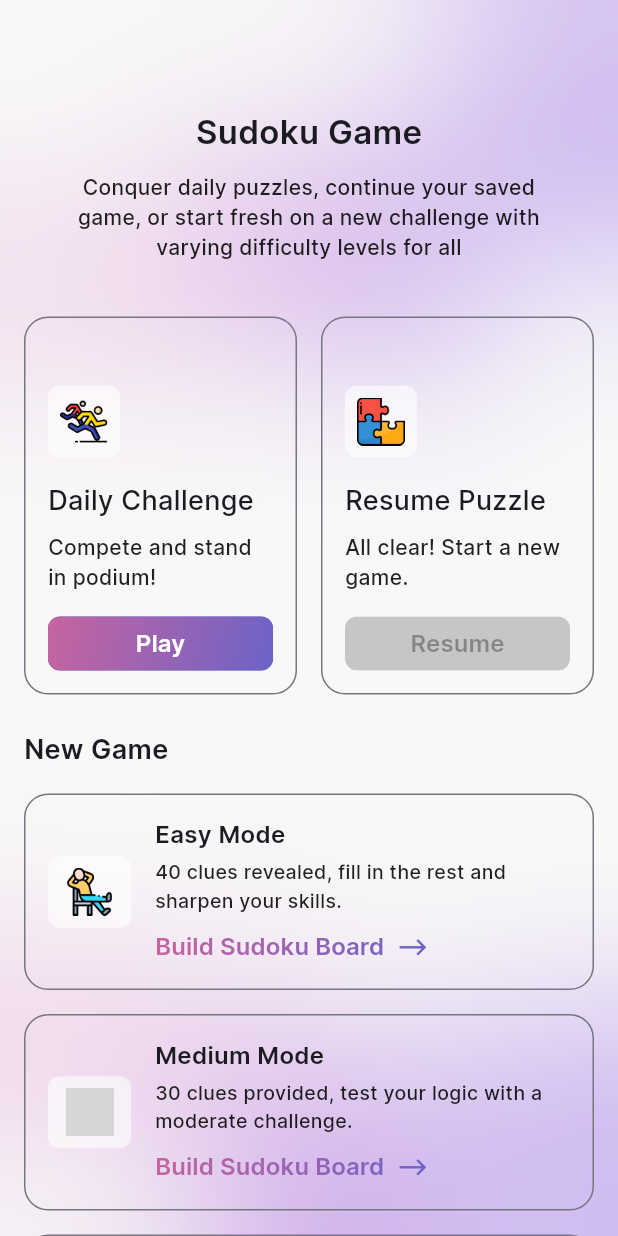
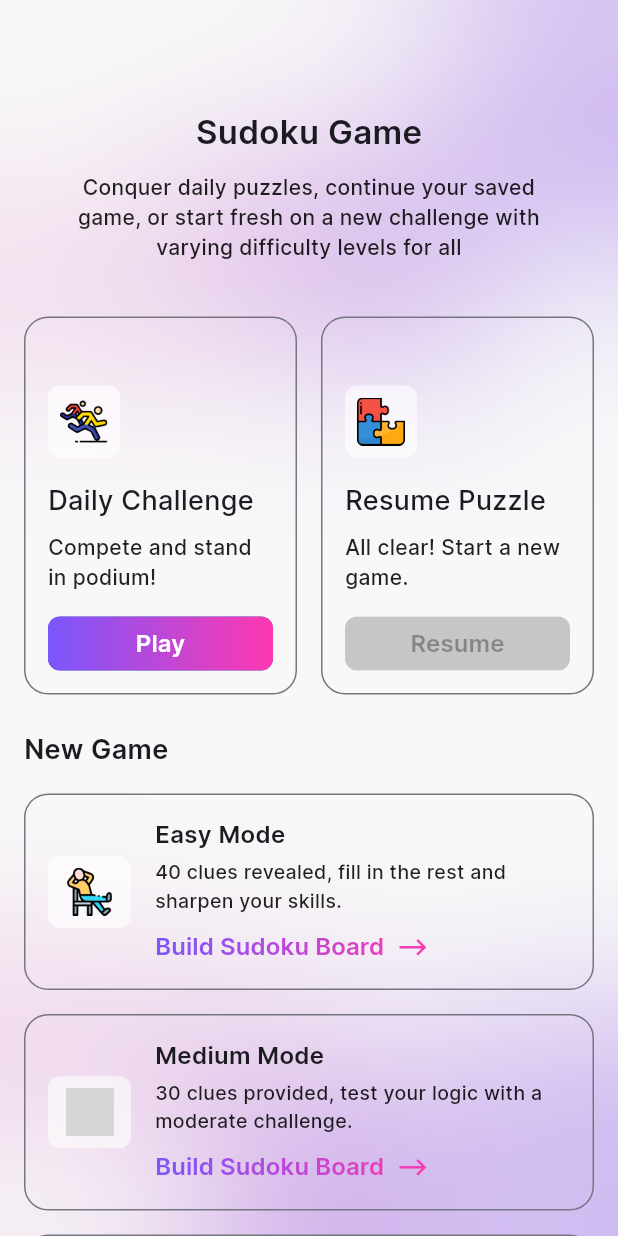
Before and after one commit to thecodexhub/sudoku, a Flutter app: the screen it shows after launch, on a phone screen of 412 x 824 dp. Run offline on Flutter 3.47's test engine with Material 3 defaults, Android fonts, the light colour scheme and no system bars; our stand-ins replace bloc, dio, equatable, flutter_bloc, gap, loading_indicator; generated files the repository leaves out were written again; grey boxes are pictures that could not be loaded.

Commit message:
feat: update gradient colors

```diff
--- a/lib/colors/colors.dart
+++ b/lib/colors/colors.dart
@@ -9,8 +9,8 @@ abstract class SudokuColors {
   static const lightPurple = Color(0xFF9089FC);
 
   /// Dark Pink
-  static const darkPink = Color(0xFFC7649F);
+  static const darkPink = Color(0xFFFF38B0);
 
   /// Dark Purple
-  static const darkPurple = Color(0xFF6C63C7);
+  static const darkPurple = Color(0xFF7A57FD);
 }
--- a/lib/widgets/sudoku_elevated_button.dart
+++ b/lib/widgets/sudoku_elevated_button.dart
@@ -1,4 +1,5 @@
 import 'package:flutter/material.dart';
+import 'package:sudoku/colors/colors.dart';
 import 'package:sudoku/typography/typography.dart';
 
 /// {@template sudoku_elevated_button}
@@ -41,11 +42,9 @@ class SudokuElevatedButton extends StatelessWidget {
               decoration: const BoxDecoration(
                 gradient: LinearGradient(
                   colors: [
-                    Color(0xFFC7649F),
-                    Color(0xFF6C63C7),
+                    SudokuColors.darkPurple,
+                    SudokuColors.darkPink,
                   ],
-                  begin: Alignment.topLeft,
-                  end: Alignment.bottomRight,
                 ),
               ),
               child: child,
--- a/lib/widgets/sudoku_loading_dialog.dart
+++ b/lib/widgets/sudoku_loading_dialog.dart
@@ -26,8 +26,8 @@ class SudokuLoadingDialog extends StatelessWidget {
 
     const gradient = LinearGradient(
       colors: [
+        SudokuColors.darkPurple,
         SudokuColors.darkPink,
-        SudokuColors.darkPurple,
       ],
     );
 
--- a/lib/widgets/sudoku_text_button.dart
+++ b/lib/widgets/sudoku_text_button.dart
@@ -23,8 +23,8 @@ class SudokuTextButton extends StatelessWidget {
   Widget build(BuildContext context) {
     const gradient = LinearGradient(
       colors: [
+        SudokuColors.darkPurple,
         SudokuColors.darkPink,
-        SudokuColors.darkPurple,
       ],
     );
 
```
